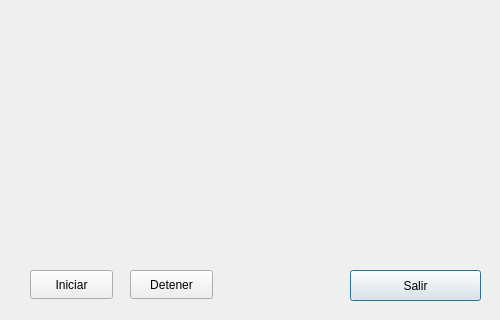
The window that dialog.ui (XavierSs21/appFractalDragon) describes before a commit, drawn with Qt 5; both pictures show x 0 to 500 and y 180 to 500 of the 500 by 500 pixel window.
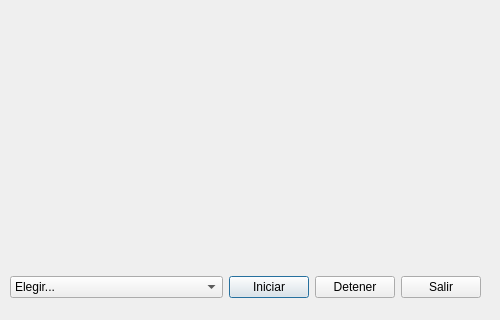
The same window after the commit.

Commit message: Implementa un comboBox para la seleccion del fractal deseado

What changed in the file:
```diff
--- a/dialog.ui
+++ b/dialog.ui
@@ -13,44 +13,75 @@
   <property name="windowTitle">
    <string>Dialog</string>
   </property>
-  <widget class="QPushButton" name="pushBtnSalir">
+  <widget class="QWidget" name="">
    <property name="geometry">
     <rect>
-     <x>350</x>
+     <x>10</x>
      <y>450</y>
-     <width>131</width>
-     <height>31</height>
+     <width>471</width>
+     <height>35</height>
     </rect>
    </property>
+   <layout class="QGridLayout" name="gridLayout_2">
+    <item row="0" column="0">
+     <widget class="QComboBox" name="comboBoxFractal">
+      <item>
    <property name="text">
-    <string>Salir</string>
-   </property>
-  </widget>
+        <string>Elegir...</string>
+       </property>
+      </item>
+      <item>
+       <property name="text">
+        <string>Arabesco</string>
+       </property>
+      </item>
+      <item>
+       <property name="text">
+        <string>Curva de Henon</string>
+       </property>
+      </item>
+      <item>
+       <property name="text">
+        <string>Malthus</string>
+       </property>
+      </item>
+      <item>
+       <property name="text">
+        <string>Mandelbrot</string>
+       </property>
+      </item>
+     </widget>
+    </item>
+    <item row="0" column="1">
+     <layout class="QGridLayout" name="gridLayout">
+      <item row="0" column="0">
+       <layout class="QFormLayout" name="formLayout">
+        <item row="0" column="0">
   <widget class="QPushButton" name="pushBtnIniciar">
-   <property name="geometry">
-    <rect>
-     <x>30</x>
-     <y>450</y>
-     <width>83</width>
-     <height>29</height>
-    </rect>
-   </property>
    <property name="text">
     <string>Iniciar</string>
    </property>
   </widget>
+        </item>
+        <item row="0" column="1">
   <widget class="QPushButton" name="pushBtnDetener">
-   <property name="geometry">
-    <rect>
-     <x>130</x>
-     <y>450</y>
-     <width>83</width>
-     <height>29</height>
-    </rect>
-   </property>
    <property name="text">
     <string>Detener</string>
    </property>
+         </widget>
+        </item>
+       </layout>
+      </item>
+      <item row="0" column="1">
+       <widget class="QPushButton" name="pushBtnSalir">
+        <property name="text">
+         <string>Salir</string>
+        </property>
+       </widget>
+      </item>
+     </layout>
+    </item>
+   </layout>
   </widget>
  </widget>
  <resources/>
```
Lines whose indentation alone changed are shown as unchanged. The commit also changes 2 other files.
